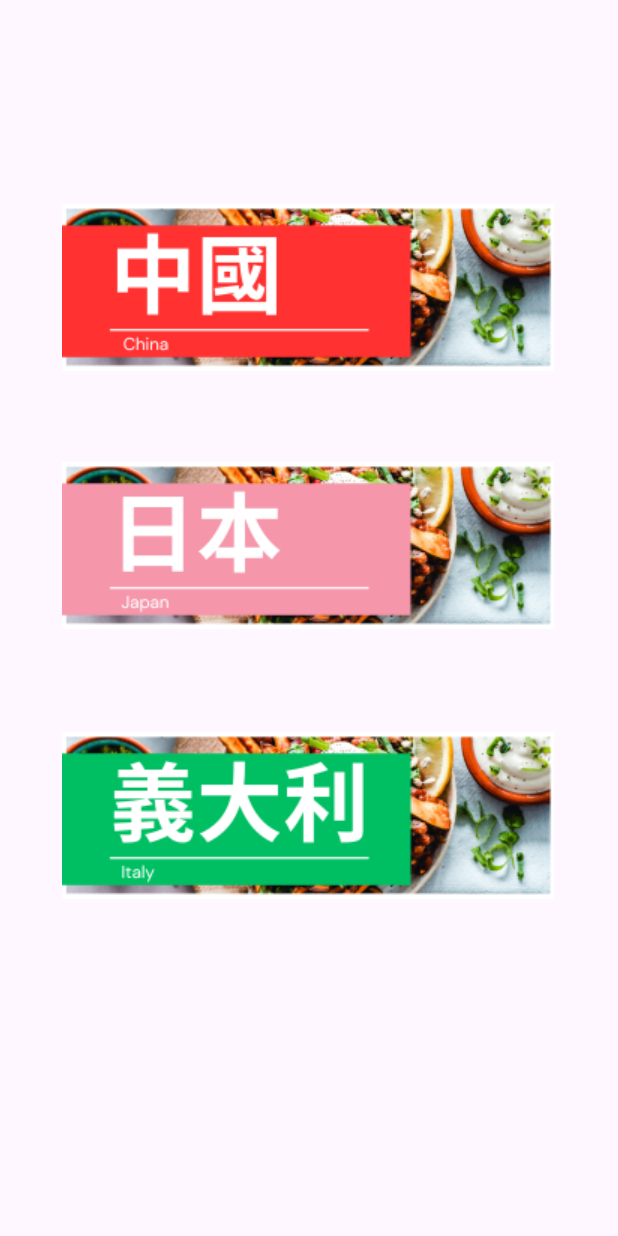
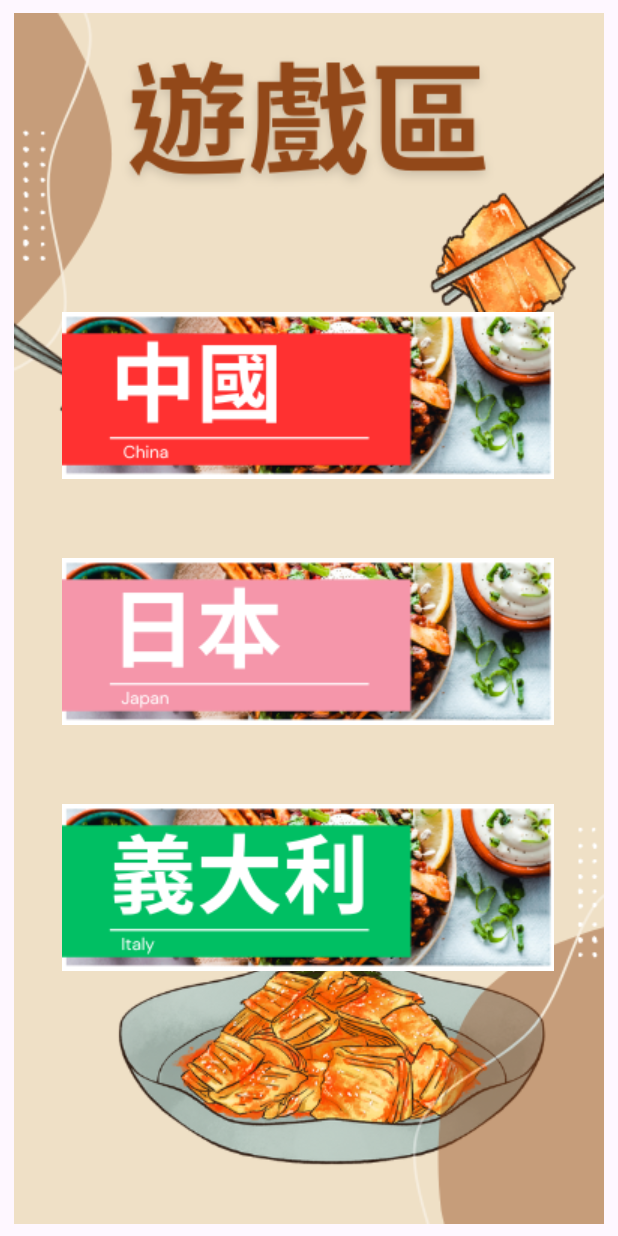
Before and after one commit to How-Wang/Andriod_studio_test, an Android app: the screen it shows after launch (MainActivity), on a phone screen of 412 x 824 dp. Run offline under Robolectric (Android 15) with nearby library versions, the phone set to English and light mode, and no system bars.

Commit message:
Add background when choosing country

```diff
--- a/app/src/main/res/layout/activity_main.xml
+++ b/app/src/main/res/layout/activity_main.xml
@@ -6,43 +6,53 @@
     android:layout_height="match_parent"
     tools:context=".MainActivity">
 
+    <ImageView
+        android:id="@+id/Country_background_imageview"
+        android:layout_width="wrap_content"
+        android:layout_height="wrap_content"
+        app:layout_constraintBottom_toBottomOf="parent"
+        app:layout_constraintEnd_toEndOf="parent"
+        app:layout_constraintStart_toStartOf="parent"
+        app:layout_constraintTop_toTopOf="parent"
+        app:srcCompat="@drawable/country_area_background" />
+
     <ImageButton
         android:id="@+id/Japan_button"
         android:layout_width="328dp"
         android:layout_height="111dp"
-        android:layout_marginTop="308dp"
+        android:layout_marginTop="372dp"
         android:contentDescription="JapanButton"
         android:onClick="CountryClicked"
         app:layout_constraintEnd_toEndOf="parent"
-        app:layout_constraintHorizontal_bias="0.493"
+        app:layout_constraintHorizontal_bias="0.492"
         app:layout_constraintStart_toStartOf="parent"
         app:layout_constraintTop_toTopOf="parent"
         app:srcCompat="@drawable/japan" />
 
     <ImageButton
+        android:id="@+id/China_button"
+        android:layout_width="328dp"
+        android:layout_height="111dp"
+        android:layout_marginTop="208dp"
+        android:contentDescription="@string/first_button_text"
+        android:onClick="CountryClicked"
+        app:layout_constraintEnd_toEndOf="parent"
+        app:layout_constraintHorizontal_bias="0.492"
+        app:layout_constraintStart_toStartOf="parent"
+        app:layout_constraintTop_toTopOf="parent"
+        app:srcCompat="@drawable/china" />
+
+    <ImageButton
         android:id="@+id/Italy_button"
         android:layout_width="328dp"
         android:layout_height="111dp"
-        android:layout_marginTop="488dp"
+        android:layout_marginTop="536dp"
         android:contentDescription="ItalyButton"
         android:onClick="CountryClicked"
         app:layout_constraintEnd_toEndOf="parent"
-        app:layout_constraintHorizontal_bias="0.493"
+        app:layout_constraintHorizontal_bias="0.492"
         app:layout_constraintStart_toStartOf="parent"
         app:layout_constraintTop_toTopOf="parent"
         app:srcCompat="@drawable/italy" />
 
-    <ImageButton
-        android:id="@+id/China_button"
-        android:layout_width="328dp"
-        android:layout_height="111dp"
-        android:layout_marginTop="136dp"
-        android:contentDescription="@string/first_button_text"
-        android:onClick="CountryClicked"
-        app:layout_constraintEnd_toEndOf="parent"
-        app:layout_constraintHorizontal_bias="0.493"
-        app:layout_constraintStart_toStartOf="parent"
-        app:layout_constraintTop_toTopOf="parent"
-        app:srcCompat="@drawable/china" />
-
 </androidx.constraintlayout.widget.ConstraintLayout>
```
Also changed, not shown: app/src/main/res/drawable/country_area_background.png (added).
